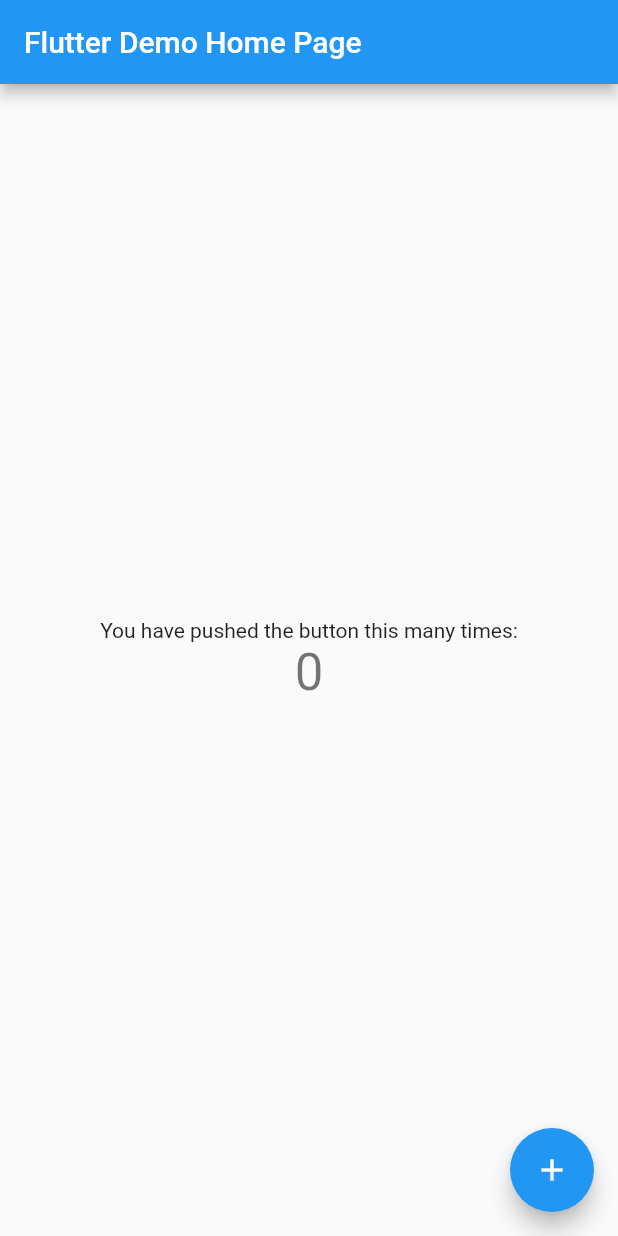
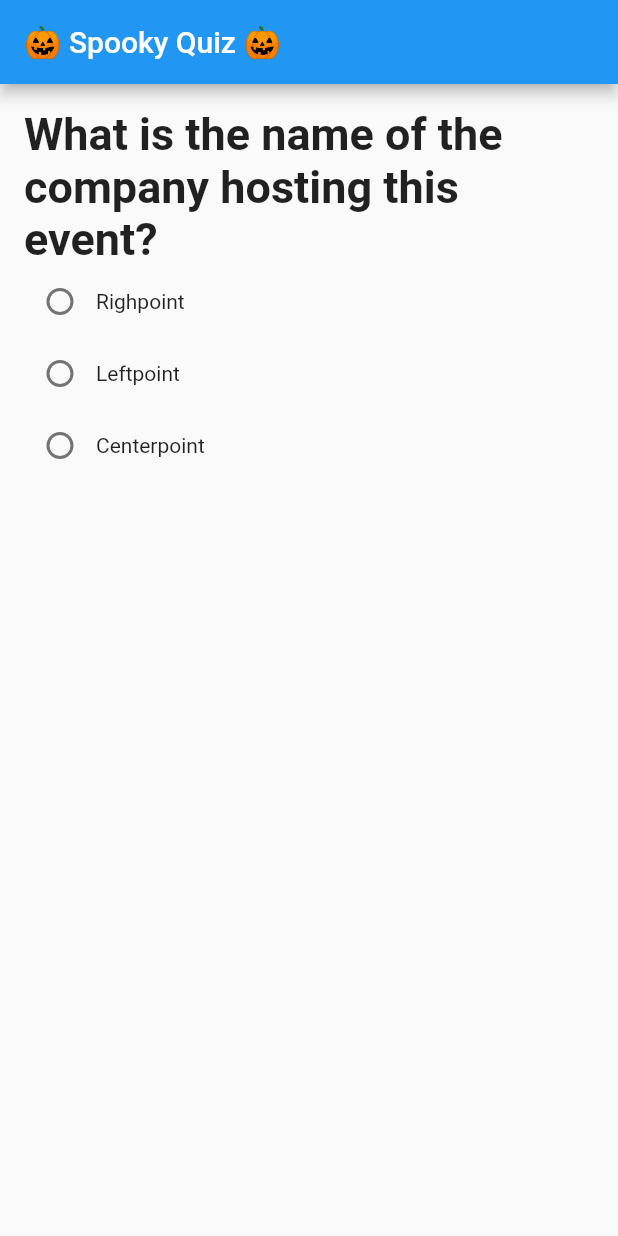
Before and after one commit to ChicagoFlutter/spooky_quiz, a Flutter app: the screen it shows after launch, on a phone screen of 412 x 824 dp. Run offline on Flutter 3.47's test engine with Material 2 defaults, Android fonts, the phone set to English and light mode, and no system bars.

Commit message:
Added game logic

```diff
--- a/lib/main.dart
+++ b/lib/main.dart
@@ -1,111 +1,5 @@
 import 'package:flutter/material.dart';
+import 'spooky_quiz_app.dart';
+import 'models/models.dart';
 
-void main() => runApp(MyApp());
-
-class MyApp extends StatelessWidget {
-  // This widget is the root of your application.
-  @override
-  Widget build(BuildContext context) {
-    return MaterialApp(
-      title: 'Flutter Demo',
-      theme: ThemeData(
-        // This is the theme of your application.
-        //
-        // Try running your application with "flutter run". You'll see the
-        // application has a blue toolbar. Then, without quitting the app, try
-        // changing the primarySwatch below to Colors.green and then invoke
-        // "hot reload" (press "r" in the console where you ran "flutter run",
-        // or simply save your changes to "hot reload" in a Flutter IDE).
-        // Notice that the counter didn't reset back to zero; the application
-        // is not restarted.
-        primarySwatch: Colors.blue,
-      ),
-      home: MyHomePage(title: 'Flutter Demo Home Page'),
-    );
-  }
-}
-
-class MyHomePage extends StatefulWidget {
-  MyHomePage({Key key, this.title}) : super(key: key);
-
-  // This widget is the home page of your application. It is stateful, meaning
-  // that it has a State object (defined below) that contains fields that affect
-  // how it looks.
-
-  // This class is the configuration for the state. It holds the values (in this
-  // case the title) provided by the parent (in this case the App widget) and
-  // used by the build method of the State. Fields in a Widget subclass are
-  // always marked "final".
-
-  final String title;
-
-  @override
-  _MyHomePageState createState() => _MyHomePageState();
-}
-
-class _MyHomePageState extends State<MyHomePage> {
-  int _counter = 0;
-
-  void _incrementCounter() {
-    setState(() {
-      // This call to setState tells the Flutter framework that something has
-      // changed in this State, which causes it to rerun the build method below
-      // so that the display can reflect the updated values. If we changed
-      // _counter without calling setState(), then the build method would not be
-      // called again, and so nothing would appear to happen.
-      _counter++;
-    });
-  }
-
-  @override
-  Widget build(BuildContext context) {
-    // This method is rerun every time setState is called, for instance as done
-    // by the _incrementCounter method above.
-    //
-    // The Flutter framework has been optimized to make rerunning build methods
-    // fast, so that you can just rebuild anything that needs updating rather
-    // than having to individually change instances of widgets.
-    return Scaffold(
-      appBar: AppBar(
-        // Here we take the value from the MyHomePage object that was created by
-        // the App.build method, and use it to set our appbar title.
-        title: Text(widget.title),
-      ),
-      body: Center(
-        // Center is a layout widget. It takes a single child and positions it
-        // in the middle of the parent.
-        child: Column(
-          // Column is also layout widget. It takes a list of children and
-          // arranges them vertically. By default, it sizes itself to fit its
-          // children horizontally, and tries to be as tall as its parent.
-          //
-          // Invoke "debug painting" (press "p" in the console, choose the
-          // "Toggle Debug Paint" action from the Flutter Inspector in Android
-          // Studio, or the "Toggle Debug Paint" command in Visual Studio Code)
-          // to see the wireframe for each widget.
-          //
-          // Column has various properties to control how it sizes itself and
-          // how it positions its children. Here we use mainAxisAlignment to
-          // center the children vertically; the main axis here is the vertical
-          // axis because Columns are vertical (the cross axis would be
-          // horizontal).
-          mainAxisAlignment: MainAxisAlignment.center,
-          children: <Widget>[
-            Text(
-              'You have pushed the button this many times:',
-            ),
-            Text(
-              '$_counter',
-              style: Theme.of(context).textTheme.display1,
-            ),
-          ],
-        ),
-      ),
-      floatingActionButton: FloatingActionButton(
-        onPressed: _incrementCounter,
-        tooltip: 'Increment',
-        child: Icon(Icons.add),
-      ), // This trailing comma makes auto-formatting nicer for build methods.
-    );
-  }
-}
+void main() => runApp(SpookyQuizApp(game: Game()));
--- /dev/null
+++ b/lib/models/challenge.dart
@@ -0,0 +1,13 @@
+import 'package:meta/meta.dart';
+
+class Challenge {
+  final String question;
+  final String answer;
+  final List<String> options;
+
+  Challenge({
+    @required this.question,
+    @required this.answer,
+    @required this.options,
+  });
+}
--- /dev/null
+++ b/lib/models/game.dart
@@ -0,0 +1,50 @@
+import 'package:spooky_quiz/models/models.dart';
+
+class Game {
+  final _challenges = [
+    Challenge(
+      question: 'What is the name of the company hosting this event?',
+      answer: 'Righpoint',
+      options: [
+        'Righpoint',
+        'Leftpoint',
+        'Centerpoint',
+      ],
+    ),
+    Challenge(
+      question: 'What is the programming language that powers Flutter?',
+      answer: 'Dart',
+      options: [
+        'Smart',
+        'Dart',
+        'C++',
+      ],
+    ),
+    Challenge(
+      question: 'What is the average time of a hot reload?',
+      answer: 'Less than a second',
+      options: [
+        '30 minutes',
+        '1 day',
+        'Less than a second',
+      ],
+    ),
+  ];
+
+  String getQuestion(int questionNumber) {
+    final challenge = _challenges[questionNumber];
+    return challenge.question;
+  }
+
+  List<String> getOptions(int questionNumber) {
+    final challenge = _challenges[questionNumber];
+    return challenge.options;
+  }
+
+  bool isValidAnswer(int questionNumber, String answer) {
+    final challenge = _challenges[questionNumber];
+    return challenge.answer == answer;
+  }
+
+  bool isWinner(int questionNumber) => questionNumber == _challenges.length;
+}
--- /dev/null
+++ b/lib/models/models.dart
@@ -0,0 +1,2 @@
+export 'challenge.dart';
+export 'game.dart';
--- /dev/null
+++ b/lib/spooky_game.dart
@@ -0,0 +1,101 @@
+import 'package:flutter/material.dart';
+import 'package:spooky_quiz/models/game.dart';
+
+class SpookyGame extends StatefulWidget {
+  final Game game;
+
+  SpookyGame({
+    Key key,
+    @required this.game,
+  })  : assert(game != null),
+        super(key: key);
+
+  @override
+  State<StatefulWidget> createState() => _SpookyGame();
+}
+
+class _SpookyGame extends State<SpookyGame> {
+  var questionNumber = 0;
+  var isWinner = false;
+  var isValidAnswer = false;
+  var selectedAnswer;
+
+  @override
+  Widget build(BuildContext context) {
+    return Center(
+      child: isWinner
+          ? Column(
+              key: Key('winner_column'),
+              mainAxisAlignment: MainAxisAlignment.center,
+              children: [
+                Icon(Icons.check_circle, color: Colors.green, size: 150),
+                Text(
+                  'You are the winner!',
+                  style: TextStyle(fontSize: 40),
+                ),
+                RaisedButton(
+                  child: Text('Reset Game'),
+                  onPressed: () {
+                    setState(() {
+                      questionNumber = 0;
+                      isWinner = false;
+                      isValidAnswer = false;
+                      selectedAnswer = null;
+                    });
+                  },
+                ),
+              ],
+            )
+          : Column(
+              key: Key('challenge_column'),
+              children: [
+                Text(
+                  widget.game.getQuestion(questionNumber),
+                  key: Key('question_text'),
+                  style: TextStyle(fontSize: 30, fontWeight: FontWeight.bold),
+                ),
+                for (var option in widget.game.getOptions(questionNumber))
+                  Row(
+                    children: <Widget>[
+                      Radio(
+                        key: Key('radio_${option}_button'),
+                        value: option,
+                        groupValue: selectedAnswer,
+                        onChanged: (selectedOption) {
+                          final result = widget.game.isValidAnswer(
+                            questionNumber,
+                            selectedOption,
+                          );
+                          setState(() {
+                            selectedAnswer = selectedOption;
+                            isValidAnswer = result;
+                          });
+                        },
+                      ),
+                      Text(
+                        option,
+                        key: Key('radio_${option}_text'),
+                      ),
+                    ],
+                  ),
+                if (isValidAnswer)
+                  RaisedButton(
+                    key: Key('nextQuestion_button'),
+                    child: Text('Correct! Next question!'),
+                    onPressed: () {
+                      setState(() {
+                        questionNumber++;
+                        if (widget.game.isWinner(questionNumber)) {
+                          isWinner = true;
+                        } else {
+                          isValidAnswer = false;
+                          selectedAnswer = null;
+                        }
+                      });
+                    },
+                  ),
+              ],
+            ),
+    );
+  }
+}
--- /dev/null
+++ b/lib/spooky_quiz_app.dart
@@ -0,0 +1,27 @@
+import 'package:flutter/cupertino.dart';
+import 'package:flutter/material.dart';
+import 'package:spooky_quiz/models/models.dart';
+import 'package:spooky_quiz/spooky_game.dart';
+
+class SpookyQuizApp extends StatelessWidget {
+  final Game game;
+
+  SpookyQuizApp({
+    Key key,
+    @required this.game,
+  })  : assert(game != null),
+        super(key: key);
+
+  @override
+  Widget build(BuildContext context) {
+    return MaterialApp(
+      home: Scaffold(
+        appBar: AppBar(title: Text('🎃 Spooky Quiz 🎃')),
+        body: Padding(
+          padding: const EdgeInsets.all(16.0),
+          child: SpookyGame(game: game),
+        ),
+      ),
+    );
+  }
+}
```
Also changed, not shown: pubspec.yaml (+1 -56 lines), pubspec.lock.
